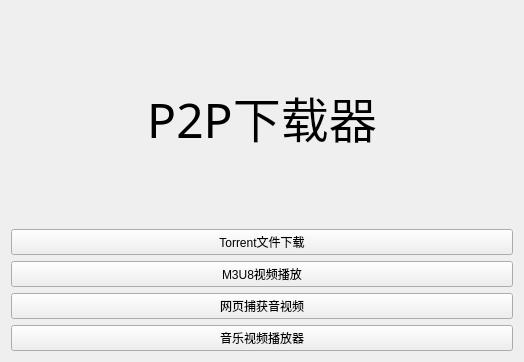
The window that src/gui/mainwindow.ui (IceciderEX/HustSoftwareEngineering-P2PDownloader) describes before a commit, drawn with Qt 5.
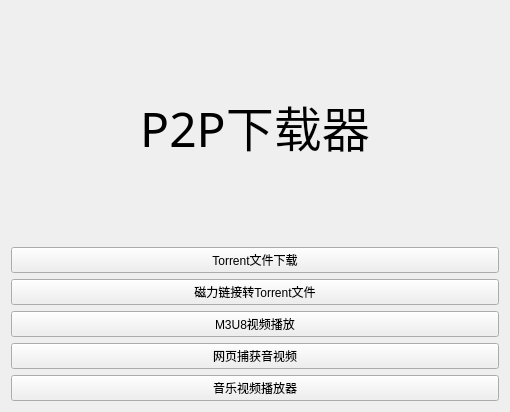
The same window after the commit. Icons and pictures are not drawn.

Commit message: 增加磁力链接转Torrent文件的UI，修改一个pieces init导致的bug

```diff
--- a/src/gui/mainwindow.ui
+++ b/src/gui/mainwindow.ui
@@ -6,8 +6,8 @@
    <rect>
     <x>0</x>
     <y>0</y>
-    <width>524</width>
-    <height>362</height>
+    <width>510</width>
+    <height>412</height>
    </rect>
   </property>
   <property name="windowTitle">
@@ -50,6 +50,13 @@
      </property>
     </widget>
    </item>
+   <item>
+    <widget class="QPushButton" name="pushButton_magnetlink">
+     <property name="text">
+      <string>磁力链接转Torrent文件</string>
+     </property>
+    </widget>
+   </item>
    <item>
     <widget class="QPushButton" name="pushButton_m3u8">
      <property name="text">
```
The commit also changes 14 other files.
